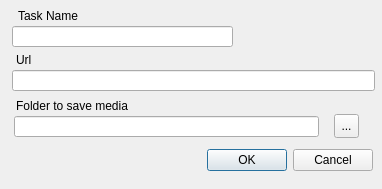
Qt form ui/addtask.ui (pussbb/QMediaSiteDownloader) before a commit.
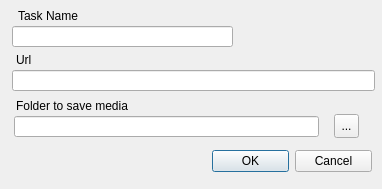
The same form after that commit. Icons and pictures are not drawn.

```diff
--- a/ui/addtask.ui
+++ b/ui/addtask.ui
@@ -23,22 +23,6 @@
    <iconset resource="../resource/qmsd_main.qrc">
     <normaloff>:/toolbar/Symbol-Add.png</normaloff>:/toolbar/Symbol-Add.png</iconset>
   </property>
-  <widget class="QDialogButtonBox" name="buttonBox">
-   <property name="geometry">
-    <rect>
-     <x>18</x>
-     <y>144</y>
-     <width>355</width>
-     <height>32</height>
-    </rect>
-   </property>
-   <property name="orientation">
-    <enum>Qt::Horizontal</enum>
-   </property>
-   <property name="standardButtons">
-    <set>QDialogButtonBox::Cancel|QDialogButtonBox::Ok</set>
-   </property>
-  </widget>
   <widget class="QLabel" name="label">
    <property name="geometry">
     <rect>
@@ -121,6 +105,19 @@
     <string>...</string>
    </property>
   </widget>
+  <widget class="QDialogButtonBox" name="buttonBox">
+   <property name="geometry">
+    <rect>
+     <x>212</x>
+     <y>148</y>
+     <width>160</width>
+     <height>26</height>
+    </rect>
+   </property>
+   <property name="standardButtons">
+    <set>QDialogButtonBox::Cancel|QDialogButtonBox::Ok</set>
+   </property>
+  </widget>
  </widget>
  <resources>
   <include location="../resource/qmsd_main.qrc"/>
```
Left out of the diff: 35 changed lines with no effect on the pictures.
